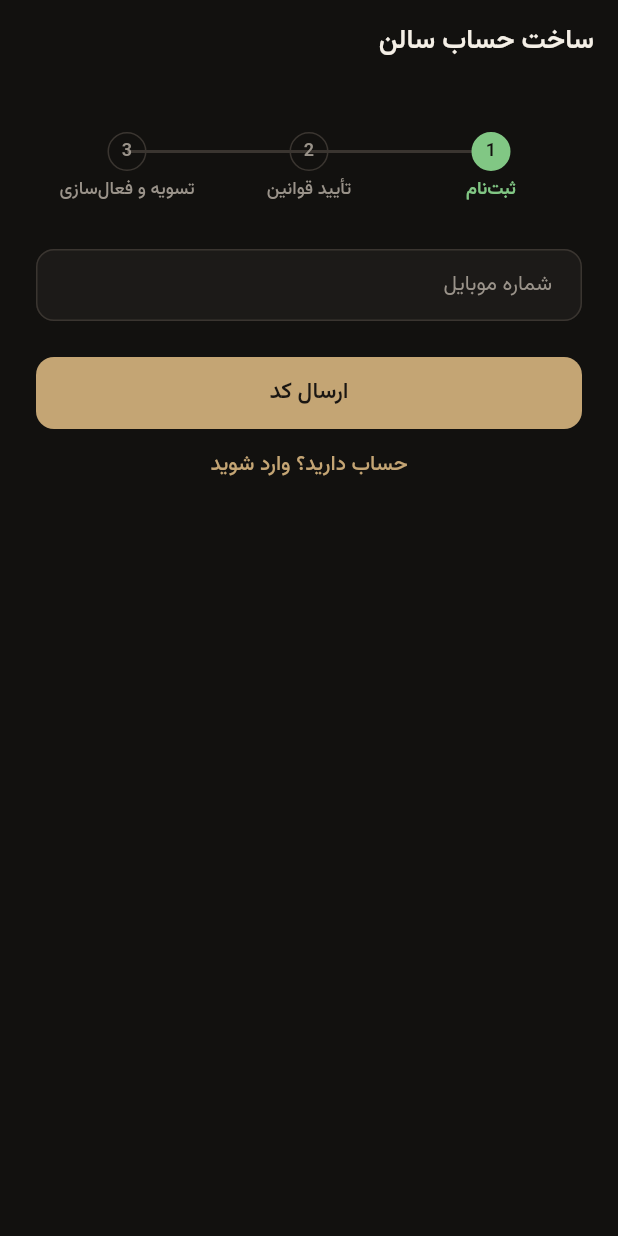
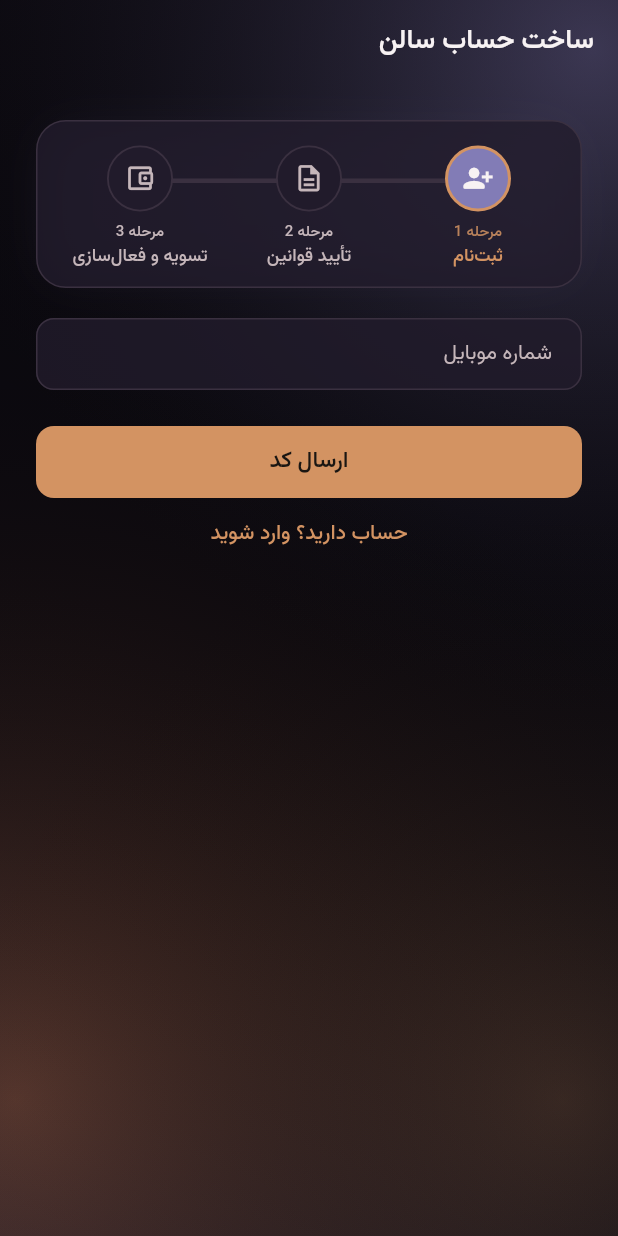
Before and after one commit to amirpanahi1382/salon, a Flutter app: the screen it shows after launch, after a tap on "ورود", after a tap on "حساب سالن ندارید؟ همین حالا بسازید", on a phone screen of 412 x 824 dp. Run offline on Flutter 3.47's test engine with Material 3 defaults, Android fonts, the phone set to English and light mode, and no system bars; our stand-ins replace dio, file_picker, flutter_riverpod, flutter_secure_storage, go_router, shamsi_date; accounts and stored records are empty; network calls fail.

Commit message:
feat: apply glassmorphism app theme

```diff
--- a/apps/mobile/lib/core/theme/app_theme.dart
+++ b/apps/mobile/lib/core/theme/app_theme.dart
@@ -36,7 +36,7 @@ class AppTheme {
       onPrimary: AppTokens.onAccent,
       surface: AppTokens.surface,
       onSurface: AppTokens.textPrimary,
-      secondary: AppTokens.surfaceElevated,
+      secondary: AppTokens.accentSecondary,
       onSecondary: AppTokens.textPrimary,
       error: AppTokens.danger,
       onError: AppTokens.textPrimary,
@@ -48,7 +48,9 @@ class AppTheme {
       brightness: Brightness.dark,
       colorScheme: scheme,
       fontFamily: fontFamily,
-      scaffoldBackgroundColor: AppTokens.bg,
+      // The app-level backdrop paints the layered glassmorphism background.
+      // Scaffolds stay transparent so every route shares the same visual field.
+      scaffoldBackgroundColor: Colors.transparent,
     );
 
     TextStyle vazir({
@@ -74,9 +76,21 @@ class AppTheme {
             displayColor: AppTokens.textPrimary,
           )
           .copyWith(
-            displaySmall: vazir(size: 24, weight: FontWeight.w600, height: 1.45),
-            headlineMedium: vazir(size: 36, weight: FontWeight.w500, height: 1.2),
-            headlineSmall: vazir(size: 22, weight: FontWeight.w500, height: 1.35),
+            displaySmall: vazir(
+              size: 24,
+              weight: FontWeight.w600,
+              height: 1.45,
+            ),
+            headlineMedium: vazir(
+              size: 36,
+              weight: FontWeight.w500,
+              height: 1.2,
+            ),
+            headlineSmall: vazir(
+              size: 22,
+              weight: FontWeight.w500,
+              height: 1.35,
+            ),
             titleLarge: vazir(size: 20, weight: FontWeight.w600, height: 1.4),
             titleMedium: vazir(size: 16, weight: FontWeight.w600, height: 1.5),
             titleSmall: vazir(size: 14, weight: FontWeight.w500, height: 1.45),
@@ -95,7 +109,7 @@ class AppTheme {
             ),
           ),
       appBarTheme: AppBarTheme(
-        backgroundColor: AppTokens.bg,
+        backgroundColor: Colors.transparent,
         foregroundColor: AppTokens.textPrimary,
         elevation: 0,
         scrolledUnderElevation: 0,
@@ -113,7 +127,7 @@ class AppTheme {
       ),
       inputDecorationTheme: InputDecorationTheme(
         filled: true,
-        fillColor: AppTokens.surface,
+        fillColor: AppTokens.surfaceGlass,
         alignLabelWithHint: true,
         contentPadding: const EdgeInsets.symmetric(
           horizontal: AppTokens.space16,
@@ -151,7 +165,10 @@ class AppTheme {
       outlinedButtonTheme: OutlinedButtonThemeData(
         style: OutlinedButton.styleFrom(
           foregroundColor: AppTokens.textPrimary,
-          minimumSize: const Size(AppTokens.buttonHeight, AppTokens.buttonHeight),
+          minimumSize: const Size(
+            AppTokens.buttonHeight,
+            AppTokens.buttonHeight,
+          ),
           side: const BorderSide(color: AppTokens.line),
           shape: RoundedRectangleBorder(
             borderRadius: BorderRadius.circular(AppTokens.radiusMd),
--- a/apps/mobile/lib/core/theme/app_tokens.dart
+++ b/apps/mobile/lib/core/theme/app_tokens.dart
@@ -2,14 +2,19 @@ import 'package:flutter/material.dart';
 
 /// Central visual tokens. Screens should use these instead of raw Color/EdgeInsets.
 abstract final class AppTokens {
-  static const Color bg = Color(0xFF12110F);
-  static const Color surface = Color(0xFF1C1A18);
-  static const Color surfaceElevated = Color(0xFF262320);
-  static const Color line = Color(0xFF3A3530);
-  static const Color accent = Color(0xFFC4A574);
-  static const Color accentMuted = Color(0x33C4A574);
-  static const Color textPrimary = Color(0xFFF4EFE6);
-  static const Color textSecondary = Color(0xFF9A938A);
+  // Warm dark palette inspired by the selected premium onboarding reference.
+  // Keep semantic success/warning/danger colors separate from the brand accent.
+  static const Color bg = Color(0xFF0B090F);
+  static const Color surface = Color(0xFF17131A);
+  static const Color surfaceElevated = Color(0xFF211B2B);
+  static const Color surfaceGlass = Color(0xCC211B2B);
+  static const Color line = Color(0xFF3A3040);
+  static const Color accent = Color(0xFFD39362);
+  static const Color accentDeep = Color(0xFFB96A41);
+  static const Color accentSecondary = Color(0xFF827CB6);
+  static const Color accentMuted = Color(0x33D39362);
+  static const Color textPrimary = Color(0xFFF7F2F3);
+  static const Color textSecondary = Color(0xFFC5B6BA);
   static const Color success = Color(0xFF7A9A86);
   static const Color warning = Color(0xFFD4A05A);
   static const Color danger = Color(0xFFC47A72);
--- a/apps/mobile/lib/core/widgets/app_widgets.dart
+++ b/apps/mobile/lib/core/widgets/app_widgets.dart
@@ -7,6 +7,76 @@ import '../theme/app_tokens.dart';
 import '../../shared/labels.dart';
 
 enum AppSurfaceTone { base, elevated, hero }
+
+/// Shared page backdrop inspired by the reference glassmorphism composition.
+/// It is presentation-only: route content remains unchanged above these layers.
+class AppBackdrop extends StatelessWidget {
+  const AppBackdrop({super.key, required this.child});
+
+  final Widget child;
+
+  @override
+  Widget build(BuildContext context) {
+    return ColoredBox(
+      color: AppTokens.bg,
+      child: Stack(
+        fit: StackFit.expand,
+        children: [
+          DecoratedBox(
+            decoration: BoxDecoration(
+              gradient: RadialGradient(
+                center: const Alignment(0.92, -0.92),
+                radius: 1.15,
+                colors: [
+                  AppTokens.accentSecondary.withValues(alpha: 0.50),
+                  Colors.transparent,
+                ],
+              ),
+            ),
+          ),
+          DecoratedBox(
+            decoration: BoxDecoration(
+              gradient: RadialGradient(
+                center: const Alignment(-0.95, 0.78),
+                radius: 1.25,
+                colors: [
+                  AppTokens.accentDeep.withValues(alpha: 0.42),
+                  Colors.transparent,
+                ],
+              ),
+            ),
+          ),
+          DecoratedBox(
+            decoration: BoxDecoration(
+              gradient: RadialGradient(
+                center: const Alignment(0.82, 0.78),
+                radius: 1.05,
+                colors: [
+                  AppTokens.accent.withValues(alpha: 0.20),
+                  Colors.transparent,
+                ],
+              ),
+            ),
+          ),
+          DecoratedBox(
+            decoration: BoxDecoration(
+              gradient: LinearGradient(
+                begin: Alignment.topRight,
+                end: Alignment.bottomLeft,
+                colors: [
+                  AppTokens.surfaceGlass.withValues(alpha: 0.30),
+                  Colors.transparent,
+                  AppTokens.accentSecondary.withValues(alpha: 0.10),
+                ],
+              ),
+            ),
+          ),
+          child,
+        ],
+      ),
+    );
+  }
+}
 
 class AppSurface extends StatelessWidget {
   const AppSurface({
@@ -31,7 +101,8 @@ class AppSurface extends StatelessWidget {
       AppSurfaceTone.elevated => AppTokens.surfaceElevated,
       AppSurfaceTone.hero => AppTokens.surfaceElevated,
     };
-    final resolvedRadius = radius ??
+    final resolvedRadius =
+        radius ??
         (tone == AppSurfaceTone.hero ? AppTokens.radiusLg : AppTokens.radiusMd);
     final content = Padding(
       padding: padding ?? const EdgeInsets.all(AppTokens.space16),
@@ -39,7 +110,14 @@ class AppSurface extends StatelessWidget {
     );
     final box = DecoratedBox(
       decoration: BoxDecoration(
-        color: color,
+        color: tone == AppSurfaceTone.hero ? null : color,
+        gradient: tone == AppSurfaceTone.hero
+            ? LinearGradient(
+                begin: Alignment.topRight,
+                end: Alignment.bottomLeft,
+                colors: [AppTokens.surfaceElevated, AppTokens.surfaceGlass],
+              )
+            : null,
         borderRadius: BorderRadius.circular(resolvedRadius),
         border: Border.all(
           color: tone == AppSurfaceTone.hero
@@ -218,11 +296,7 @@ class MetricRow extends StatelessWidget {
 }
 
 class QuietStat extends StatelessWidget {
-  const QuietStat({
-    super.key,
-    required this.label,
-    required this.value,
-  });
+  const QuietStat({super.key, required this.label, required this.value});
 
   final String label;
   final Object value;
@@ -414,6 +488,7 @@ class AppTextField extends StatelessWidget {
   final ValueChanged<String>? onChanged;
   final List<TextInputFormatter>? inputFormatters;
   final String? errorText;
+
   /// When true, the prompt stays inside the empty field instead of floating above it.
   final bool hintOnly;
   final bool readOnly;
@@ -457,7 +532,10 @@ class AppTextField extends StatelessWidget {
             ),
             errorBorder: OutlineInputBorder(
               borderRadius: radius,
-              borderSide: const BorderSide(color: AppTokens.danger, width: 1.25),
+              borderSide: const BorderSide(
+                color: AppTokens.danger,
+                width: 1.25,
+              ),
             ),
             focusedErrorBorder: OutlineInputBorder(
               borderRadius: radius,
@@ -583,11 +661,7 @@ class ErrorView extends StatelessWidget {
         child: Column(
           mainAxisSize: MainAxisSize.min,
           children: [
-            const Icon(
-              Icons.error_outline,
-              color: AppTokens.danger,
-              size: 28,
-            ),
+            const Icon(Icons.error_outline, color: AppTokens.danger, size: 28),
             const SizedBox(height: AppTokens.space12),
             Text(message, textAlign: TextAlign.center),
             if (onRetry != null) ...[
@@ -636,12 +710,7 @@ class EmptyStateView extends StatelessWidget {
               children: [
                 Icon(icon, size: 20, color: AppTokens.textSecondary),
                 const SizedBox(width: AppTokens.space8),
-                Expanded(
-                  child: Text(
-                    title,
-                    style: theme.textTheme.bodyMedium,
-                  ),
-                ),
+                Expanded(child: Text(title, style: theme.textTheme.bodyMedium)),
               ],
             )
           else ...[
@@ -785,15 +854,17 @@ class OpportunityTypeMark extends StatelessWidget {
       label: label,
       child: Row(
         children: [
-          Icon(opportunityTypeIcon(type), size: AppTokens.iconSize, color: color),
+          Icon(
+            opportunityTypeIcon(type),
+            size: AppTokens.iconSize,
+            color: color,
+          ),
           const SizedBox(width: AppTokens.space8),
           Expanded(
             child: Text(
               label,
-              style: Theme.of(context).textTheme.titleSmall?.copyWith(
-                    color: color,
-                    fontWeight: FontWeight.w600,
-                  ),
+              style: Theme.of(context).textTheme.titleSmall
+                  ?.copyWith(color: color, fontWeight: FontWeight.w600),
               maxLines: 2,
               overflow: TextOverflow.ellipsis,
             ),
@@ -833,7 +904,8 @@ class ActionStatusMark extends StatelessWidget {
           Flexible(
             child: Text(
               label,
-              style: Theme.of(context).textTheme.bodySmall?.copyWith(color: color),
+              style: Theme.of(context).textTheme.bodySmall
+                  ?.copyWith(color: color),
             ),
           ),
         ],
@@ -868,14 +940,18 @@ class OpportunityCard extends StatelessWidget {
   Widget build(BuildContext context) {
     final theme = Theme.of(context);
     final startSide = Directionality.of(context) == TextDirection.rtl
-        ? Border(right: BorderSide(
+        ? Border(
+            right: BorderSide(
               color: opportunityTypeEmphasis(type).withValues(alpha: 0.75),
               width: 2,
-          ))
-        : Border(left: BorderSide(
+            ),
+          )
+        : Border(
+            left: BorderSide(
               color: opportunityTypeEmphasis(type).withValues(alpha: 0.75),
               width: 2,
-          ));
+            ),
+          );
     final content = Column(
       crossAxisAlignment: CrossAxisAlignment.start,
       children: [
@@ -1075,5 +1151,6 @@ bool shouldLoadNextPage(ScrollNotification notification) {
   if (notification.metrics.maxScrollExtent <= 0) {
     return false;
   }
-  return notification.metrics.pixels >= notification.metrics.maxScrollExtent - 240;
+  return notification.metrics.pixels >=
+      notification.metrics.maxScrollExtent - 240;
 }
--- a/apps/mobile/lib/core/widgets/onboarding_progress.dart
+++ b/apps/mobile/lib/core/widgets/onboarding_progress.dart
@@ -32,10 +32,19 @@ class OnboardingProgress extends StatelessWidget {
       explicitChildNodes: true,
       child: Directionality(
         textDirection: TextDirection.rtl,
-        child: Padding(
-          padding: const EdgeInsets.only(
-            top: AppTokens.space8,
-            bottom: AppTokens.space12,
+        child: Container(
+          padding: const EdgeInsets.fromLTRB(12, 16, 12, 12),
+          decoration: BoxDecoration(
+            color: AppTokens.surfaceGlass,
+            borderRadius: BorderRadius.circular(AppTokens.radiusLg),
+            border: Border.all(color: AppTokens.line),
+            boxShadow: [
+              BoxShadow(
+                color: AppTokens.accentSecondary.withValues(alpha: 0.10),
+                blurRadius: 24,
+                spreadRadius: -8,
+              ),
+            ],
           ),
           child: LayoutBuilder(
             builder: (context, constraints) {
@@ -43,7 +52,7 @@ class OnboardingProgress extends StatelessWidget {
               return Stack(
                 children: [
                   PositionedDirectional(
-                    top: 12,
+                    top: 22,
                     start: connectorInset,
                     end: connectorInset,
                     child: Row(
@@ -97,7 +106,11 @@ class _Step extends StatelessWidget {
   @override
   Widget build(BuildContext context) {
     final active = current || complete;
-    final color = active ? onboardingCurrentGreen : AppTokens.textSecondary;
+    final color = complete
+        ? onboardingCurrentGreen
+        : current
+        ? AppTokens.accent
+        : AppTokens.textSecondary;
     final status = current
         ? '، مرحله فعلی'
         : complete
@@ -113,41 +126,56 @@ class _Step extends StatelessWidget {
           children: [
             Container(
               key: onboardingStepCircleKey(index),
-              width: 26,
-              height: 26,
+              width: 44,
+              height: 44,
               decoration: BoxDecoration(
                 shape: BoxShape.circle,
-                color: current
+                color: complete
                     ? onboardingCurrentGreen
-                    : complete
-                    ? onboardingCurrentGreen.withValues(alpha: 0.16)
-                    : Colors.transparent,
+                    : current
+                    ? AppTokens.accentSecondary
+                    : AppTokens.surfaceElevated,
                 border: Border.all(
-                  color: active ? onboardingCurrentGreen : AppTokens.line,
-                  width: current ? 2 : 1,
+                  color: complete
+                      ? onboardingCurrentGreen
+                      : current
+                      ? AppTokens.accent
+                      : AppTokens.line,
+                  width: current ? 2 : 1.2,
                 ),
               ),
               child: Center(
                 child: complete
                     ? const Icon(
                         Icons.check,
-                        size: 15,
-                        color: onboardingCurrentGreen,
+                        size: 22,
+                        color: AppTokens.onAccent,
                       )
-                    : Text(
-                        '${index + 1}',
-                        style: TextStyle(
-                          color: current
-                              ? AppTokens.bg
-                              : AppTokens.textSecondary,
-                          fontSize: 12,
-                          fontWeight: FontWeight.w700,
-                          height: 1,
-                        ),
+                    : Icon(
+                        _stageIcon(index),
+                        size: 21,
+                        color: current
+                            ? AppTokens.textPrimary
+                            : AppTokens.textSecondary,
                       ),
               ),
             ),
-            const SizedBox(height: AppTokens.space4),
+            const SizedBox(height: AppTokens.space8),
+            Text(
+              'مرحله ${index + 1}',
+              maxLines: 1,
+              overflow: TextOverflow.ellipsis,
+              textAlign: TextAlign.center,
+              style: TextStyle(
+                color: active
+                    ? color.withValues(alpha: 0.85)
+                    : AppTokens.textSecondary,
+                fontSize: 10,
+                fontWeight: FontWeight.w500,
+                height: 1.2,
+              ),
+            ),
+            const SizedBox(height: 2),
             Text(
               label,
               key: onboardingStepLabelKey(index),
@@ -157,7 +185,9 @@ class _Step extends StatelessWidget {
               style: TextStyle(
                 color: color,
                 fontSize: 12,
-                fontWeight: current ? FontWeight.w700 : FontWeight.w500,
+                fontWeight: current || complete
+                    ? FontWeight.w700
+                    : FontWeight.w500,
                 height: 1.35,
               ),
             ),
@@ -166,6 +196,12 @@ class _Step extends StatelessWidget {
       ),
     );
   }
+
+  IconData _stageIcon(int index) => switch (index) {
+    0 => Icons.person_add_alt_1_rounded,
+    1 => Icons.description_outlined,
+    _ => Icons.account_balance_wallet_outlined,
+  };
 }
 
 class _Connector extends StatelessWidget {
@@ -176,10 +212,19 @@ class _Connector extends StatelessWidget {
   @override
   Widget build(BuildContext context) {
     return Container(
-      height: 2,
-      color: active
-          ? onboardingCurrentGreen.withValues(alpha: 0.55)
-          : AppTokens.line,
+      height: 3,
+      decoration: BoxDecoration(
+        color: active ? onboardingCurrentGreen : AppTokens.line,
+        borderRadius: BorderRadius.circular(99),
+        boxShadow: active
+            ? [
+                BoxShadow(
+                  color: onboardingCurrentGreen.withValues(alpha: 0.28),
+                  blurRadius: 8,
+                ),
+              ]
+            : null,
+      ),
     );
   }
 }
--- a/apps/mobile/lib/features/auth/auth_screens.dart
+++ b/apps/mobile/lib/features/auth/auth_screens.dart
@@ -54,7 +54,9 @@ class _LoginScreenState extends ConsumerState<LoginScreen> {
       _error = null;
     });
     try {
-      await ref.read(authControllerProvider.notifier).loginWithPhone(phone, password);
+      await ref
+          .read(authControllerProvider.notifier)
+          .loginWithPhone(phone, password);
     } catch (error) {
       setState(() => _error = loginErrorText(error));
     } finally {
@@ -184,10 +186,9 @@ class _RegisterScreenState extends ConsumerState<RegisterScreen> {
       }
     });
     try {
-      final challenge = await ref.read(authRepositoryProvider).startPhoneSignup(
-            phone: phone,
-            idempotencyKey: key,
-          );
+      final challenge = await ref
+          .read(authRepositoryProvider)
+          .startPhoneSignup(phone: phone, idempotencyKey: key);
       if (mounted) {
         final responseAt = widget.now();
         setState(() {
@@ -297,7 +298,9 @@ class _RegisterScreenState extends ConsumerState<RegisterScreen> {
       }
     });
     try {
-      await ref.read(authRepositoryProvider).completePhoneSignup(
+      await ref
+          .read(authRepositoryProvider)
+          .completePhoneSignup(
             phone: body.phone,
             signupProof: body.proof,
             salonName: body.salonName,
@@ -306,10 +309,9 @@ class _RegisterScreenState extends ConsumerState<RegisterScreen> {
             passwordConfirmation: body.passwordConfirmation,
             idempotencyKey: key,
           );
-      await ref.read(authControllerProvider.notifier).loginWithPhone(
-            body.phone,
-            body.password,
-          );
+      await ref
+          .read(authControllerProvider.notifier)
+          .loginWithPhone(body.phone, body.password);
       if (mounted) {
         setState(() {
           _completeAmbiguous = false;
@@ -343,7 +345,7 @@ class _RegisterScreenState extends ConsumerState<RegisterScreen> {
   Widget build(BuildContext context) {
     final otpStep = _step == 1;
     return Scaffold(
-      backgroundColor: otpStep ? SignupOtpVisuals.background : null,
+      backgroundColor: Colors.transparent,
       appBar: AppBar(
         title: Text(
           AppStrings.registerTitle,
@@ -354,7 +356,7 @@ class _RegisterScreenState extends ConsumerState<RegisterScreen> {
                 )
               : null,
         ),
-        backgroundColor: otpStep ? SignupOtpVisuals.background : null,
+        backgroundColor: Colors.transparent,
         foregroundColor: otpStep ? SignupOtpVisuals.text : null,
         elevation: otpStep ? 0 : null,
         scrolledUnderElevation: otpStep ? 0 : null,
@@ -454,8 +456,7 @@ class _RegisterScreenState extends ConsumerState<RegisterScreen> {
                             label: _step == 0
                                 ? AppStrings.sendSignupCode
                                 : AppStrings.createAccount,
-                            onPressed:
-                                _step == 0 ? _sendCode : _createAccount,
+                            onPressed: _step == 0 ? _sendCode : _createAccount,
                             loading: _loading,
                           ),
                           TextButton(
--- a/apps/mobile/lib/main.dart
+++ b/apps/mobile/lib/main.dart
@@ -5,6 +5,7 @@ import 'package:flutter_riverpod/flutter_riverpod.dart';
 import 'core/routing/app_router.dart';
 import 'core/state/providers.dart';
 import 'core/theme/app_theme.dart';
+import 'core/widgets/app_widgets.dart';
 import 'shared/labels.dart';
 
 void main() {
@@ -41,6 +42,8 @@ class _SalonAppState extends ConsumerState<SalonApp> {
       theme: AppTheme.app(),
       darkTheme: AppTheme.app(),
       themeMode: ThemeMode.dark,
+      builder: (context, child) =>
+          AppBackdrop(child: child ?? const SizedBox.shrink()),
       routerConfig: router,
     );
   }
```
Also changed, not shown: 1 other file. Lines whose indentation alone changed are shown as unchanged.
